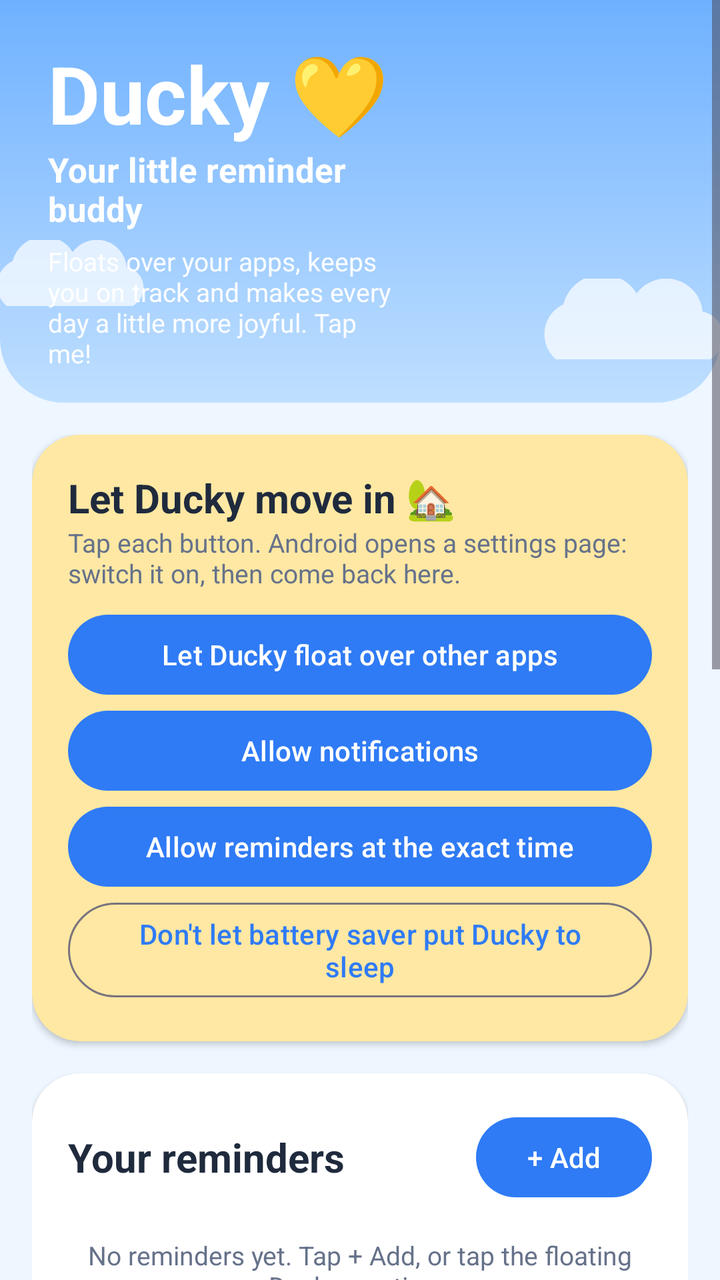
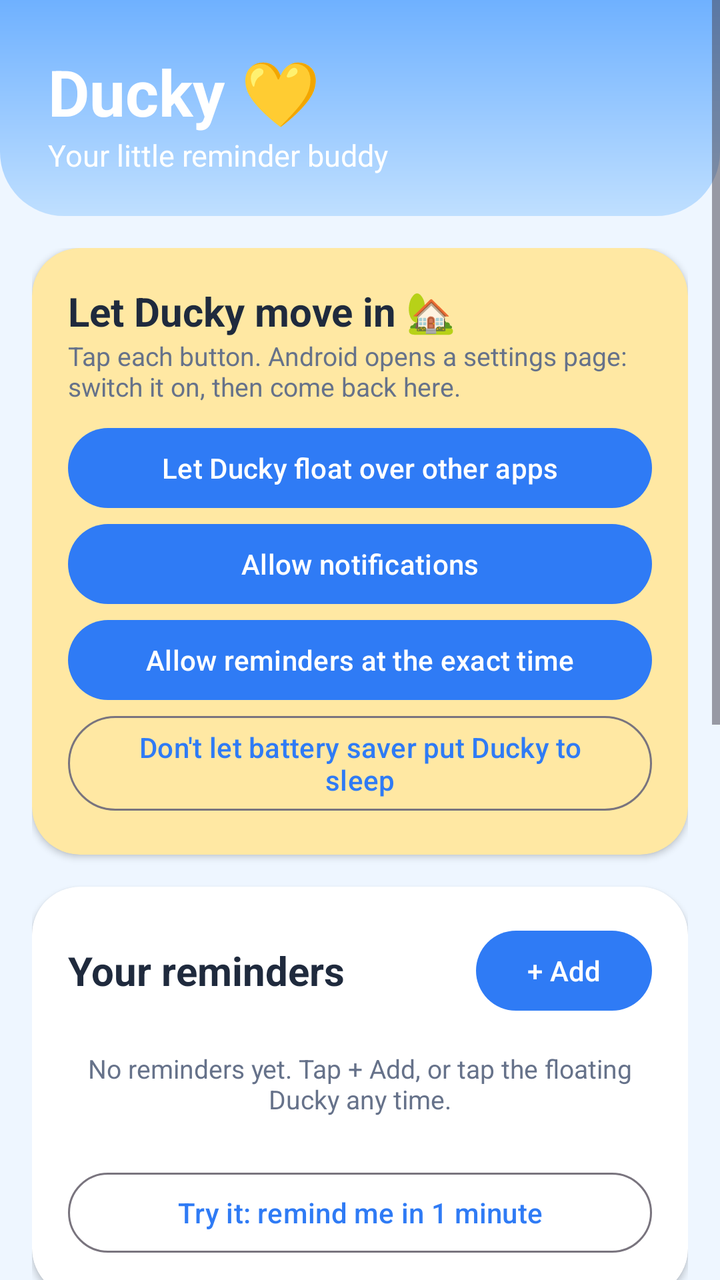

Before-and-after screenshots of an Android layout around one commit, followed by the original layout XML and the change that was made.
<!-- AndroidManifest.xml: application theme Theme.ReminderDucky -->
<!-- res/layout/activity_main.xml -->
<?xml version="1.0" encoding="utf-8"?>
<ScrollView xmlns:android="http://schemas.android.com/apk/res/android"
    xmlns:app="http://schemas.android.com/apk/res-auto"
    android:id="@+id/scroll"
    android:layout_width="match_parent"
    android:layout_height="match_parent"
    android:background="@color/page">

    <LinearLayout
        android:layout_width="match_parent"
        android:layout_height="wrap_content"
        android:orientation="vertical"
        android:paddingBottom="32dp">

        
        <FrameLayout
            android:id="@+id/header"
            android:layout_width="match_parent"
            android:layout_height="wrap_content"
            android:background="@drawable/sky_header"
            android:fitsSystemWindows="true">

            <ImageView
                android:layout_width="110dp"
                android:layout_height="44dp"
                android:layout_gravity="end|bottom"
                android:layout_marginEnd="-10dp"
                android:layout_marginBottom="18dp"
                android:importantForAccessibility="no"
                android:src="@drawable/cloud" />

            <ImageView
                android:layout_width="90dp"
                android:layout_height="36dp"
                android:layout_marginStart="-12dp"
                android:layout_marginTop="120dp"
                android:importantForAccessibility="no"
                android:src="@drawable/cloud" />

            <LinearLayout
                android:layout_width="match_parent"
                android:layout_height="wrap_content"
                android:gravity="center_vertical"
                android:orientation="horizontal"
                android:paddingStart="24dp"
                android:paddingTop="20dp"
                android:paddingEnd="8dp"
                android:paddingBottom="16dp">

                <LinearLayout
                    android:layout_width="0dp"
                    android:layout_height="wrap_content"
                    android:layout_weight="1"
                    android:orientation="vertical">

                    <TextView
                        android:layout_width="wrap_content"
                        android:layout_height="wrap_content"
                        android:text="@string/app_title"
                        android:textColor="#FFFFFF"
                        android:textSize="40sp"
                        android:textStyle="bold" />

                    <TextView
                        android:layout_width="wrap_content"
                        android:layout_height="wrap_content"
                        android:text="@string/tagline"
                        android:textColor="#FFFFFF"
                        android:textSize="17sp"
                        android:textStyle="bold" />

                    <TextView
                        android:layout_width="wrap_content"
                        android:layout_height="wrap_content"
                        android:layout_marginTop="6dp"
                        android:text="@string/header_blurb"
                        android:textColor="#F2FFFFFF"
                        android:textSize="13sp" />
                </LinearLayout>

                <FrameLayout
                    android:id="@+id/previewHolder"
                    android:layout_width="150dp"
                    android:layout_height="150dp" />
            </LinearLayout>
        </FrameLayout>

        <LinearLayout
            android:layout_width="match_parent"
            android:layout_height="wrap_content"
            android:orientation="vertical"
            android:paddingStart="16dp"
            android:paddingTop="16dp"
            android:paddingEnd="16dp">

            
            <com.google.android.material.card.MaterialCardView
                android:id="@+id/setupCard"
                android:layout_width="match_parent"
                android:layout_height="wrap_content"
                android:layout_marginBottom="16dp"
                app:cardBackgroundColor="?attr/colorSecondaryContainer">

                <LinearLayout
                    android:layout_width="match_parent"
                    android:layout_height="wrap_content"
                    android:orientation="vertical"
                    android:padding="18dp">

                    <TextView
                        style="@style/SectionTitle"
                        android:text="@string/setup_title" />

                    <TextView
                        style="@style/SectionSub"
                        android:text="@string/setup_help" />

                    <com.google.android.material.button.MaterialButton
                        android:id="@+id/btnOverlay"
                        android:layout_width="match_parent"
                        android:layout_height="wrap_content"
                        android:text="@string/perm_overlay" />

                    <com.google.android.material.button.MaterialButton
                        android:id="@+id/btnNotif"
                        android:layout_width="match_parent"
                        android:layout_height="wrap_content"
                        android:text="@string/perm_notif" />

                    <com.google.android.material.button.MaterialButton
                        android:id="@+id/btnExact"
                        android:layout_width="match_parent"
                        android:layout_height="wrap_content"
                        android:text="@string/perm_exact" />

                    <com.google.android.material.button.MaterialButton
                        android:id="@+id/btnBattery"
                        style="?attr/materialButtonOutlinedStyle"
                        android:layout_width="match_parent"
                        android:layout_height="wrap_content"
                        android:text="@string/perm_battery" />
                </LinearLayout>
            </com.google.android.material.card.MaterialCardView>

            
            <com.google.android.material.card.MaterialCardView
                android:layout_width="match_parent"
                android:layout_height="wrap_content"
                android:layout_marginBottom="16dp">

                <LinearLayout
                    android:layout_width="match_parent"
                    android:layout_height="wrap_content"
                    android:orientation="vertical"
                    android:padding="18dp">

                    <LinearLayout
                        android:layout_width="match_parent"
                        android:layout_height="wrap_content"
                        android:gravity="center_vertical"
                        android:orientation="horizontal">

                        <TextView
                            style="@style/SectionTitle"
                            android:layout_width="0dp"
                            android:layout_weight="1"
                            android:text="@string/your_reminders" />

                        <com.google.android.material.button.MaterialButton
                            android:id="@+id/btnAdd"
                            android:layout_width="wrap_content"
                            android:layout_height="wrap_content"
                            android:text="@string/add" />
                    </LinearLayout>

                    <TextView
                        android:id="@+id/emptyText"
                        style="@style/SectionSub"
                        android:gravity="center"
                        android:paddingTop="16dp"
                        android:paddingBottom="8dp"
                        android:text="@string/empty" />

                    <LinearLayout
                        android:id="@+id/listContainer"
                        android:layout_width="match_parent"
                        android:layout_height="wrap_content"
                        android:orientation="vertical" />

                    <com.google.android.material.button.MaterialButton
                        android:id="@+id/btnTest"
                        style="?attr/materialButtonOutlinedStyle"
                        android:layout_width="match_parent"
                        android:layout_height="wrap_content"
                        android:layout_marginTop="8dp"
                        android:text="@string/try_it" />
                </LinearLayout>
            </com.google.android.material.card.MaterialCardView>

            
            <TextView
                style="@style/SectionTitle"
                android:layout_marginStart="4dp"
                android:text="@string/skins_title" />

            <TextView
                style="@style/SectionSub"
                android:layout_marginStart="4dp"
                android:text="@string/skins_sub" />

            <HorizontalScrollView
                android:layout_width="match_parent"
                android:layout_height="wrap_content"
                android:layout_marginStart="-16dp"
                android:layout_marginEnd="-16dp"
                android:layout_marginBottom="16dp"
                android:clipToPadding="false"
                android:paddingStart="16dp"
                android:paddingEnd="16dp"
                android:scrollbars="none">

                <LinearLayout
                    android:id="@+id/skinRow"
                    android:layout_width="wrap_content"
                    android:layout_height="wrap_content"
                    android:orientation="horizontal" />
            </HorizontalScrollView>

            
            <com.google.android.material.card.MaterialCardView
                android:id="@+id/customizeCard"
                android:layout_width="match_parent"
                android:layout_height="wrap_content">

                <LinearLayout
                    android:layout_width="match_parent"
                    android:layout_height="wrap_content"
                    android:orientation="vertical"
                    android:padding="18dp">

                    <TextView
                        style="@style/SectionTitle"
                        android:text="@string/customize_title" />

                    <TextView
                        style="@style/SectionSub"
                        android:text="@string/customize_sub" />

                    <TextView style="@style/FieldLabel" android:text="@string/label_material" />

                    <com.google.android.material.chip.ChipGroup
                        android:id="@+id/materialGroup"
                        android:layout_width="match_parent"
                        android:layout_height="wrap_content"
                        app:selectionRequired="true"
                        app:singleSelection="true" />

                    <TextView style="@style/FieldLabel" android:text="@string/label_colour" />

                    <HorizontalScrollView
                        android:layout_width="match_parent"
                        android:layout_height="wrap_content"
                        android:scrollbars="none">

                        <LinearLayout
                            android:id="@+id/colorRow"
                            android:layout_width="wrap_content"
                            android:layout_height="wrap_content"
                            android:orientation="horizontal"
                            android:paddingTop="6dp"
                            android:paddingBottom="6dp" />
                    </HorizontalScrollView>

                    <TextView style="@style/FieldLabel" android:text="@string/label_accessory" />

                    <com.google.android.material.chip.ChipGroup
                        android:id="@+id/accessoryGroup"
                        android:layout_width="match_parent"
                        android:layout_height="wrap_content"
                        app:selectionRequired="true"
                        app:singleSelection="true" />

                    <TextView style="@style/FieldLabel" android:text="@string/label_size" />

                    <com.google.android.material.chip.ChipGroup
                        android:id="@+id/sizeGroup"
                        android:layout_width="match_parent"
                        android:layout_height="wrap_content"
                        app:selectionRequired="true"
                        app:singleSelection="true" />

                    <TextView style="@style/FieldLabel" android:text="@string/label_language" />

                    <com.google.android.material.chip.ChipGroup
                        android:id="@+id/languageGroup"
                        android:layout_width="match_parent"
                        android:layout_height="wrap_content"
                        app:selectionRequired="true"
                        app:singleSelection="true" />

                    <com.google.android.material.materialswitch.MaterialSwitch
                        android:id="@+id/switchDuck"
                        android:layout_width="match_parent"
                        android:layout_height="wrap_content"
                        android:layout_marginTop="8dp"
                        android:text="@string/show_duck"
                        android:textColor="@color/ink" />

                    <com.google.android.material.materialswitch.MaterialSwitch
                        android:id="@+id/switchQuack"
                        android:layout_width="match_parent"
                        android:layout_height="wrap_content"
                        android:text="@string/tap_quack"
                        android:textColor="@color/ink" />
                </LinearLayout>
            </com.google.android.material.card.MaterialCardView>
        </LinearLayout>
    </LinearLayout>
</ScrollView>
<!-- resources referenced by this layout -->
<resources>
  <color name="ink">#1F2A3D</color>
  <color name="page">#EEF6FF</color>
  <!-- drawable cloud (drawable) -->
  <vector xmlns:android="http://schemas.android.com/apk/res/android"
      android:width="120dp"
      android:height="48dp"
      android:viewportWidth="120"
      android:viewportHeight="48">
      <path
          android:fillColor="#B3FFFFFF"
          android:pathData="M20,44 a18,18 0 0,1 4,-30 a22,22 0 0,1 40,-6 a20,20 0 0,1 36,10 a14,14 0 0,1 4,26 Z" />
  </vector>
  <!-- drawable sky_header (drawable) -->
  <?xml version="1.0" encoding="utf-8"?>
  <shape xmlns:android="http://schemas.android.com/apk/res/android">
      <gradient
          android:angle="270"
          android:endColor="@color/sky_bottom"
          android:startColor="@color/sky_top" />
      <corners
          android:bottomLeftRadius="32dp"
          android:bottomRightRadius="32dp" />
  </shape>
  <string name="add">\+ Add</string>
  <string name="app_title">Ducky 💛</string>
  <string name="customize_sub">Change the material, colour and accessories any time.</string>
  <string name="customize_title">Customize your duck</string>
  <string name="empty">No reminders yet. Tap + Add, or tap the floating Ducky any time.</string>
  <string name="header_blurb">Floats over your apps, keeps you on track and makes every day a little more joyful. Tap me!</string>
  <string name="label_accessory">Accessory</string>
  <string name="label_colour">Colour</string>
  <string name="label_language">Language</string>
  <string name="label_material">Material</string>
  <string name="label_size">Size</string>
  <string name="perm_battery">Don\'t let battery saver put Ducky to sleep</string>
  <string name="perm_exact">Allow reminders at the exact time</string>
  <string name="perm_notif">Allow notifications</string>
  <string name="perm_overlay">Let Ducky float over other apps</string>
  <string name="setup_help">Tap each button. Android opens a settings page: switch it on, then come back here.</string>
  <string name="setup_title">Let Ducky move in 🏡</string>
  <string name="show_duck">Show Ducky over other apps</string>
  <string name="skins_sub">Choose your favourite look, or collect them all!</string>
  <string name="skins_title">Collectible Ducky skins</string>
  <string name="tagline">Your little reminder buddy</string>
  <string name="tap_quack">Quack when I tap Ducky</string>
  <string name="try_it">Try it: remind me in 1 minute</string>
  <string name="your_reminders">Your reminders</string>
  <style name="FieldLabel">
          <item name="android:layout_width">wrap_content</item>
          <item name="android:layout_height">wrap_content</item>
          <item name="android:layout_marginTop">10dp</item>
          <item name="android:textSize">14sp</item>
          <item name="android:textStyle">bold</item>
          <item name="android:textColor">@color/ink</item>
      </style>
  <style name="SectionSub">
          <item name="android:layout_width">match_parent</item>
          <item name="android:layout_height">wrap_content</item>
          <item name="android:textSize">13sp</item>
          <item name="android:textColor">@color/ink_soft</item>
          <item name="android:layout_marginBottom">8dp</item>
      </style>
  <style name="SectionTitle">
          <item name="android:layout_width">match_parent</item>
          <item name="android:layout_height">wrap_content</item>
          <item name="android:textSize">20sp</item>
          <item name="android:textStyle">bold</item>
          <item name="android:textColor">@color/ink</item>
      </style>
  <color name="sky_bottom">#BFDFFF</color>
  <color name="sky_top">#6FB1FF</color>
  <color name="ink_soft">#66728A</color>
  <style name="DuckCard" parent="Widget.Material3.CardView.Elevated">
          <item name="cardCornerRadius">24dp</item>
          <item name="cardBackgroundColor">@color/card</item>
          <item name="cardElevation">2dp</item>
      </style>
  <color name="card">#FFFFFF</color>
  <!-- unchanged entries left out for length: 1 -->
</resources>

<!-- the commit's change to res/layout/activity_main.xml (unified diff, before → after) -->
@@ -20,32 +20,15 @@
             android:background="@drawable/sky_header"
             android:fitsSystemWindows="true">
 
-            <ImageView
-                android:layout_width="110dp"
-                android:layout_height="44dp"
-                android:layout_gravity="end|bottom"
-                android:layout_marginEnd="-10dp"
-                android:layout_marginBottom="18dp"
-                android:importantForAccessibility="no"
-                android:src="@drawable/cloud" />
-
-            <ImageView
-                android:layout_width="90dp"
-                android:layout_height="36dp"
-                android:layout_marginStart="-12dp"
-                android:layout_marginTop="120dp"
-                android:importantForAccessibility="no"
-                android:src="@drawable/cloud" />
-
             <LinearLayout
                 android:layout_width="match_parent"
                 android:layout_height="wrap_content"
                 android:gravity="center_vertical"
                 android:orientation="horizontal"
                 android:paddingStart="24dp"
-                android:paddingTop="20dp"
+                android:paddingTop="8dp"
                 android:paddingEnd="8dp"
-                android:paddingBottom="16dp">
+                android:paddingBottom="4dp">
 
                 <LinearLayout
                     android:layout_width="0dp"
@@ -58,7 +41,7 @@
                         android:layout_height="wrap_content"
                         android:text="@string/app_title"
                         android:textColor="#FFFFFF"
-                        android:textSize="40sp"
+                        android:textSize="32sp"
                         android:textStyle="bold" />
 
                     <TextView
@@ -66,22 +49,13 @@
                         android:layout_height="wrap_content"
                         android:text="@string/tagline"
                         android:textColor="#FFFFFF"
-                        android:textSize="17sp"
-                        android:textStyle="bold" />
-
-                    <TextView
-                        android:layout_width="wrap_content"
-                        android:layout_height="wrap_content"
-                        android:layout_marginTop="6dp"
-                        android:text="@string/header_blurb"
-                        android:textColor="#F2FFFFFF"
-                        android:textSize="13sp" />
+                        android:textSize="15sp" />
                 </LinearLayout>
 
                 <FrameLayout
                     android:id="@+id/previewHolder"
-                    android:layout_width="150dp"
-                    android:layout_height="150dp" />
+                    android:layout_width="96dp"
+                    android:layout_height="96dp" />
             </LinearLayout>
         </FrameLayout>
 
<!-- resource entries referenced after the edit -->
@@ -2,16 +2,6 @@
 <resources>
   <color name="ink">#1F2A3D</color>
   <color name="page">#EEF6FF</color>
-  <!-- drawable cloud (drawable) -->
-  <vector xmlns:android="http://schemas.android.com/apk/res/android"
-      android:width="120dp"
-      android:height="48dp"
-      android:viewportWidth="120"
-      android:viewportHeight="48">
-      <path
-          android:fillColor="#B3FFFFFF"
-          android:pathData="M20,44 a18,18 0 0,1 4,-30 a22,22 0 0,1 40,-6 a20,20 0 0,1 36,10 a14,14 0 0,1 4,26 Z" />
-  </vector>
   <!-- drawable sky_header (drawable) -->
   <?xml version="1.0" encoding="utf-8"?>
   <shape xmlns:android="http://schemas.android.com/apk/res/android">
@@ -28,7 +18,6 @@
   <string name="customize_sub">Change the material, colour and accessories any time.</string>
   <string name="customize_title">Customize your duck</string>
   <string name="empty">No reminders yet. Tap + Add, or tap the floating Ducky any time.</string>
-  <string name="header_blurb">Floats over your apps, keeps you on track and makes every day a little more joyful. Tap me!</string>
   <string name="label_accessory">Accessory</string>
   <string name="label_colour">Colour</string>
   <string name="label_language">Language</string>
